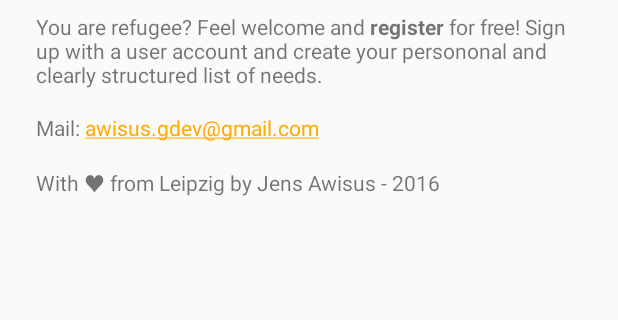
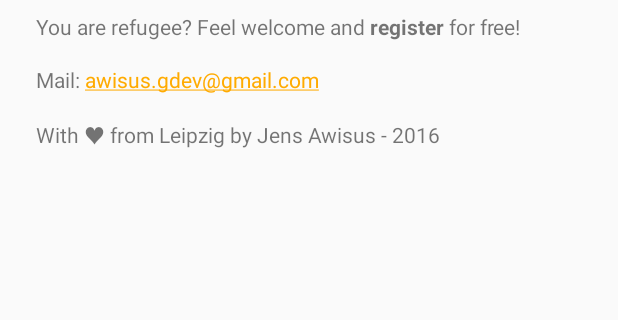
Before and after one commit to awisus/Refugee-Aid, an Android app: the layout dialogue_info.xml on its own in the app's theme, with its tools: preview values and no code run, on a phone screen of 412 x 824 dp, the part 89-409 px from its top. Run offline under Robolectric (Android 15) with nearby library versions, the phone set to English and light mode, and no system bars.

Commit message:
ui improvements

```diff
--- a/app/src/main/res/values/strings.xml
+++ b/app/src/main/res/values/strings.xml
@@ -6,8 +6,7 @@
         refugee people and helping citizens.
     </string>
     <string name="about2">You are refugee? Feel welcome and <b>register</b> for
-        free! Sign up with a user account and create your persononal and clearly
-        structured list of needs.
+        free!
     </string>
     <string name="about_from">With ♥ from Leipzig by Jens Awisus - 2016</string>
     <string name="about_contact" translatable="false">Mail: <a href="mailto:awisus.gdev@gmail.com">awisus.gdev@gmail.com</a></string>
```
Also changed, not shown: 1 other file.
